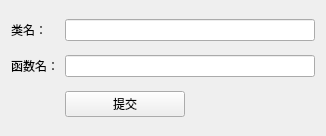
Old version of the form ui/match.ui in the repository dqzg12300/fridaUiTools.
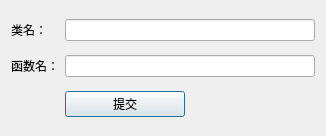
New version of the form.

```diff
--- a/ui/match.ui
+++ b/ui/match.ui
@@ -1,7 +1,7 @@
 <?xml version="1.0" encoding="UTF-8"?>
 <ui version="4.0">
- <class>MatchForm</class>
- <widget class="QWidget" name="MatchForm">
+ <class>Dialog</class>
+ <widget class="QDialog" name="Dialog">
   <property name="geometry">
    <rect>
     <x>0</x>
```
